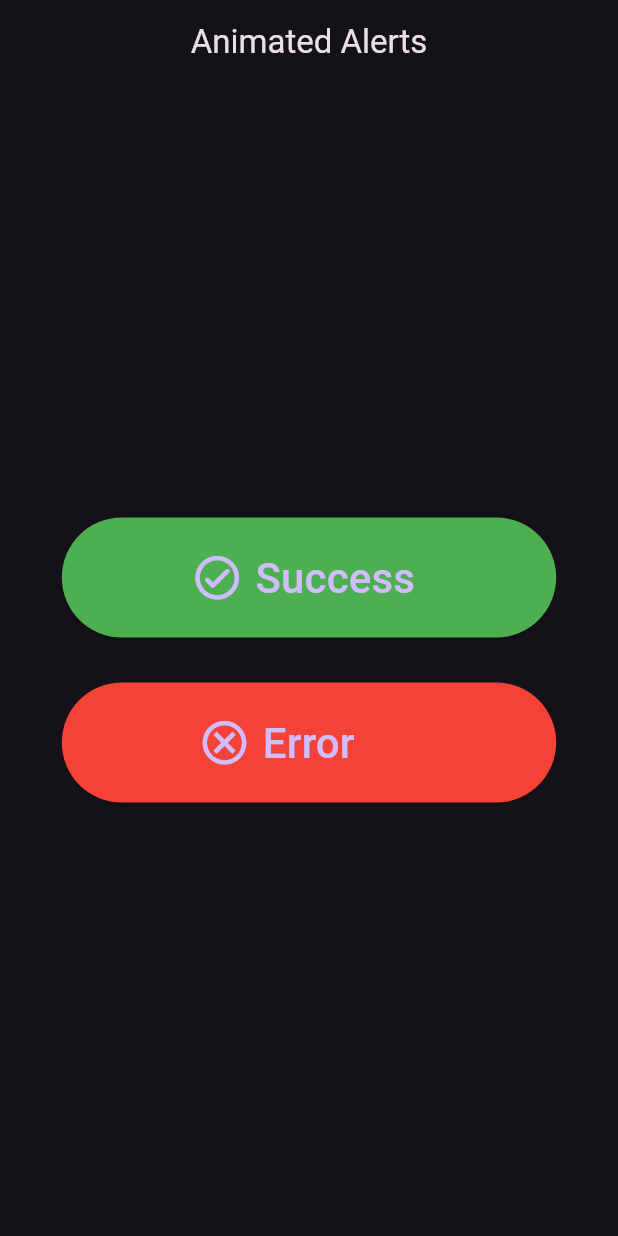
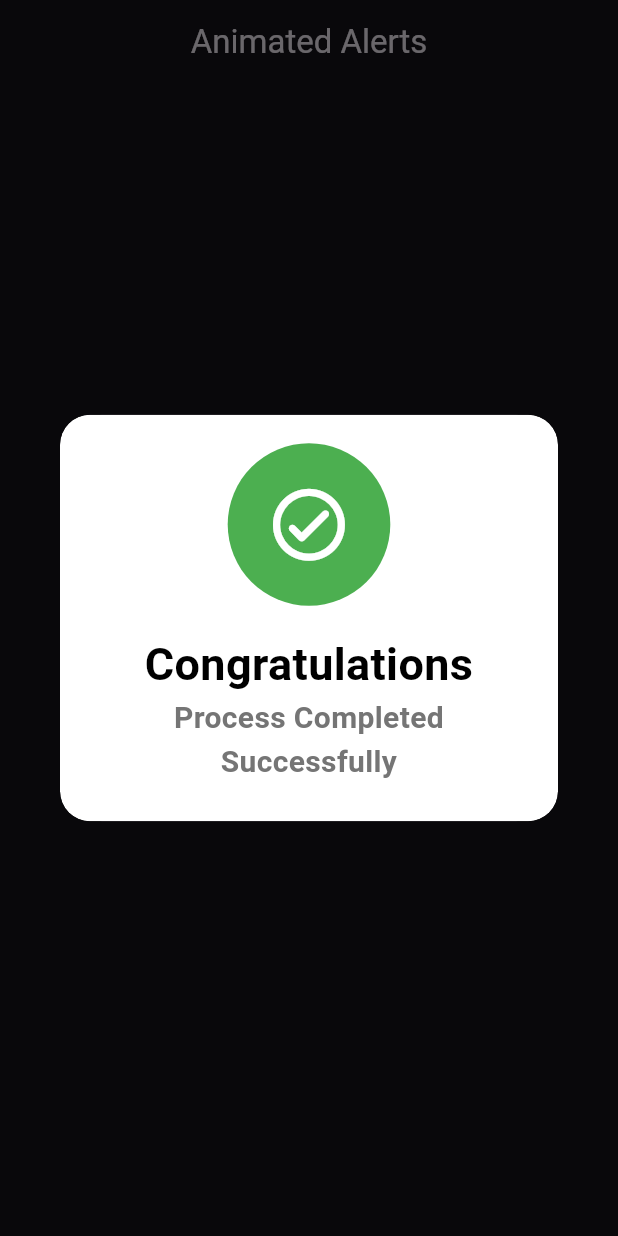
Before and after one commit to Abdul-Hannan12/animated-alert, a Flutter app: the screen it shows after launch, after a tap on "Success", on a phone screen of 412 x 824 dp. Run offline on Flutter 3.47's test engine with Material 3 defaults, Android fonts, the phone set to English and light mode, and no system bars.

Commit message:
animated alerts complete

```diff
--- /dev/null
+++ b/lib/alert.dart
@@ -0,0 +1,158 @@
+import 'package:flutter/material.dart';
+
+class AnimatedAlert extends StatefulWidget {
+  final String? title;
+  final String? description;
+  final bool success;
+  const AnimatedAlert({
+    super.key,
+    this.title,
+    this.description,
+    required this.success,
+  });
+
+  @override
+  State<AnimatedAlert> createState() => _AnimatedAlertState();
+}
+
+class _AnimatedAlertState extends State<AnimatedAlert>
+    with SingleTickerProviderStateMixin {
+  late AnimationController _controller;
+  late Animation<double> _iconScaleAnimation;
+  late Animation<double> _containerScaleAnimation;
+  late Animation<Offset> _yAnimation;
+
+  @override
+  void initState() {
+    super.initState();
+    _controller = AnimationController(
+      vsync: this,
+      duration: const Duration(seconds: 1),
+    );
+
+    _yAnimation = Tween<Offset>(
+      begin: const Offset(0, 0),
+      end: const Offset(0, -0.23),
+    ).animate(
+      CurvedAnimation(
+        parent: _controller,
+        curve: Curves.easeInOut,
+      ),
+    );
+
+    _iconScaleAnimation = Tween<double>(
+      begin: 7,
+      end: 6,
+    ).animate(
+      CurvedAnimation(
+        parent: _controller,
+        curve: Curves.easeInOut,
+      ),
+    );
+
+    _containerScaleAnimation = Tween<double>(begin: 2, end: 0.4).animate(
+      CurvedAnimation(
+        parent: _controller,
+        curve: Curves.bounceOut,
+      ),
+    );
+
+    _controller
+      ..reset()
+      ..forward();
+  }
+
+  @override
+  void dispose() {
+    _controller.dispose();
+    super.dispose();
+  }
+
+  @override
+  Widget build(BuildContext context) {
+    return AlertDialog(
+      contentPadding: EdgeInsets.zero,
+      content: ClipRRect(
+        borderRadius: BorderRadius.circular(20),
+        child: Container(
+          constraints: BoxConstraints(
+            minHeight: 100,
+            maxHeight: MediaQuery.sizeOf(context).height * 0.8,
+          ),
+          decoration: BoxDecoration(
+            color: Colors.white,
+            borderRadius: BorderRadius.circular(20),
+            boxShadow: [
+              BoxShadow(
+                color: Colors.black.withOpacity(0.2),
+                spreadRadius: 5,
+                blurRadius: 7,
+                offset: const Offset(0, 3),
+              ),
+            ],
+          ),
+          child: Stack(
+            children: [
+              Padding(
+                padding:
+                    const EdgeInsets.symmetric(horizontal: 15, vertical: 25),
+                child: Column(
+                  mainAxisSize: MainAxisSize.min,
+                  children: [
+                    const SizedBox(height: 120),
+                    Text(
+                      widget.title ??
+                          (widget.success
+                              ? 'Congratulations'
+                              : 'Something Went Wrong'),
+                      textAlign: TextAlign.center,
+                      style: const TextStyle(
+                        fontSize: 30,
+                        fontWeight: FontWeight.bold,
+                        color: Colors.black,
+                      ),
+                    ),
+                    Text(
+                      widget.description ??
+                          (widget.success
+                              ? 'Process Completed Successfully'
+                              : 'Please try again later'),
+                      textAlign: TextAlign.center,
+                      style: TextStyle(
+                        fontSize: 20,
+                        fontWeight: FontWeight.bold,
+                        color: Colors.grey[600],
+                      ),
+                    ),
+                  ],
+                ),
+              ),
+              Positioned.fill(
+                child: SlideTransition(
+                  position: _yAnimation,
+                  child: ScaleTransition(
+                    scale: _containerScaleAnimation,
+                    child: Container(
+                      decoration: BoxDecoration(
+                        color: widget.success ? Colors.green : Colors.red,
+                        shape: BoxShape.circle,
+                      ),
+                      child: ScaleTransition(
+                        scale: _iconScaleAnimation,
+                        child: Icon(
+                          widget.success
+                              ? Icons.check_circle_outline_rounded
+                              : Icons.cancel_outlined,
+                        ),
+                      ),
+                    ),
+                  ),
+                ),
+              ),
+            ],
+          ),
+        ),
+      ),
+    );
+  }
+}
--- a/lib/main.dart
+++ b/lib/main.dart
@@ -1,3 +1,4 @@
+import 'package:animated_alert/alert.dart';
 import 'package:flutter/material.dart';
 
 void main() {
@@ -36,7 +37,14 @@ class HomePage extends StatelessWidget {
           mainAxisAlignment: MainAxisAlignment.center,
           children: [
             ElevatedButton.icon(
-              onPressed: () {},
+              onPressed: () {
+                showDialog(
+                  context: context,
+                  builder: (context) => const AnimatedAlert(
+                    success: true,
+                  ),
+                );
+              },
               icon: const Icon(
                 Icons.check_circle_outline_rounded,
                 size: 35,
@@ -52,7 +60,14 @@ class HomePage extends StatelessWidget {
             ),
             const SizedBox(height: 30),
             ElevatedButton.icon(
-              onPressed: () {},
+              onPressed: () {
+                showDialog(
+                  context: context,
+                  builder: (context) => const AnimatedAlert(
+                    success: false,
+                  ),
+                );
+              },
               icon: const Icon(
                 Icons.cancel_outlined,
                 size: 35,
```
